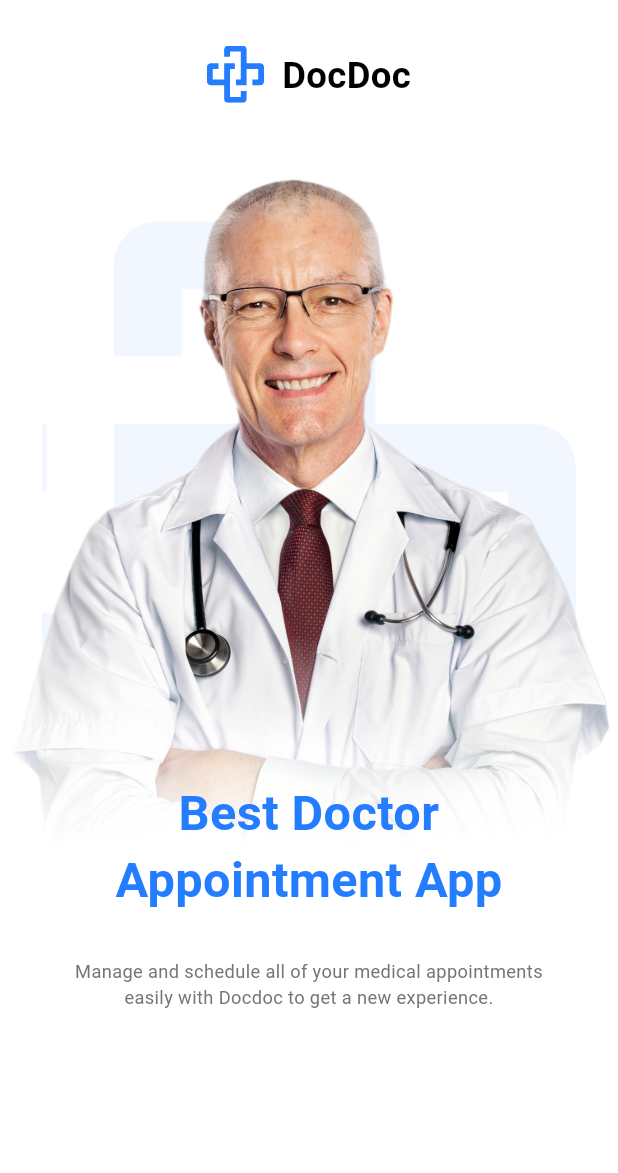
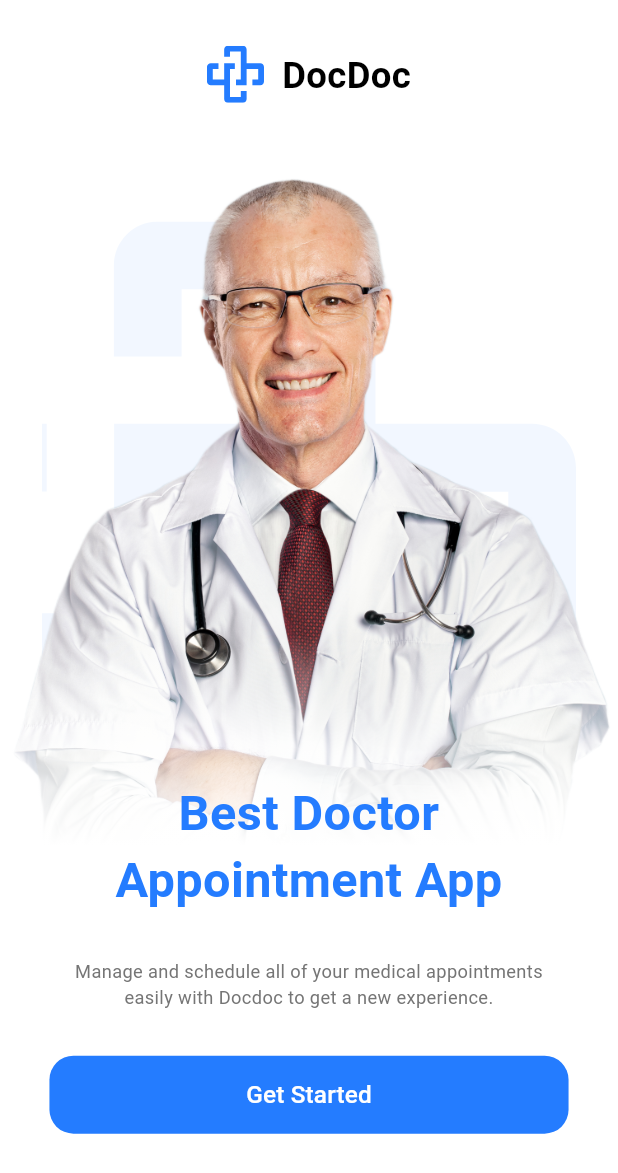
Before and after one commit to Abdelfatah-Darwish/clinic-hub, a Flutter app: the screen it shows after launch, on a phone screen of 412 x 824 dp. Shown: the top 1173 px of the screen. Run offline on Flutter 3.47's test engine with Material 3 defaults, Android fonts, the phone set to English and light mode, and no system bars; our stand-ins replace flutter_screenutil, flutter_svg.

Commit message:
✨ feat: add Get Sarted button

```diff
--- a/lib/core/routing/app_router.dart
+++ b/lib/core/routing/app_router.dart
@@ -1,4 +1,5 @@
 import 'package:doctor_appointment_v2/core/routing/routes.dart';
+import 'package:doctor_appointment_v2/features/login/login_screen.dart';
 import 'package:doctor_appointment_v2/features/onboarding/onboarding_screen.dart';
 import 'package:flutter/material.dart';
 
@@ -10,19 +11,19 @@ class AppRouter {
     switch (settings.name) {
       case Routes.onBoardingScreen:
         return MaterialPageRoute(builder: (_) => const OnboardingScreen());
-      // case Routes.loginScreen:
-      //   return MaterialPageRoute(builder: const LoginScreen());
+      case Routes.loginScreen:
+        return MaterialPageRoute(builder: (_) => const LoginScreen());
 
       // case Routes.signUpScreen:
       //   return MaterialPageRoute(builder: const SignupScreen());
       // case Routes.homeScreen:
       //   return MaterialPageRoute(builder: const HomeScreen());
       default:
-        return MaterialPageRoute(builder: (_) => Scaffold(
-          body: Center(
-            child: Text('No route defined for ${settings.name}'),
+        return MaterialPageRoute(
+          builder: (_) => Scaffold(
+            body: Center(child: Text('No route defined for ${settings.name}')),
           ),
-        ),);
+        );
     }
   }
 }
--- a/lib/features/onboarding/onboarding_screen.dart
+++ b/lib/features/onboarding/onboarding_screen.dart
@@ -1,6 +1,7 @@
 import 'package:doctor_appointment_v2/core/theming/styles.dart';
 import 'package:doctor_appointment_v2/features/onboarding/widgets/doc_logo_and_name.dart';
 import 'package:doctor_appointment_v2/features/onboarding/widgets/doctor_image_and_text.dart';
+import 'package:doctor_appointment_v2/features/onboarding/widgets/get_started_button.dart';
 import 'package:flutter/material.dart';
 import 'package:flutter_screenutil/flutter_screenutil.dart';
 
@@ -30,6 +31,7 @@ class OnboardingScreen extends StatelessWidget {
                     overflow: TextOverflow.ellipsis,
                   ),
                 ),
+                GetStartedButton(),
               ],
             ),
           ),
--- /dev/null
+++ b/lib/features/onboarding/widgets/get_started_button.dart
@@ -0,0 +1,32 @@
+import 'package:doctor_appointment_v2/core/helpers/extensions.dart';
+import 'package:doctor_appointment_v2/core/theming/colors.dart';
+import 'package:doctor_appointment_v2/core/theming/styles.dart';
+import 'package:flutter/material.dart';
+import 'package:flutter_screenutil/flutter_screenutil.dart';
+
+import '../../../core/routing/routes.dart';
+
+class GetStartedButton extends StatelessWidget {
+  const GetStartedButton({super.key});
+
+  @override
+  Widget build(BuildContext context) {
+    return Padding(
+      padding: EdgeInsets.symmetric(horizontal: 30.w, vertical: 30.h),
+      child: TextButton(
+        onPressed: () {
+          context.pushNamed(Routes.loginScreen);
+        },
+        style: ButtonStyle(
+          backgroundColor: WidgetStateProperty.all(ColorsManager.mainBlue),
+          tapTargetSize: MaterialTapTargetSize.shrinkWrap,
+          minimumSize: WidgetStateProperty.all(const Size(double.infinity, 52)),
+          shape: WidgetStateProperty.all(
+            RoundedRectangleBorder(borderRadius: BorderRadius.circular(16)),
+          ),
+        ),
+        child: Text('Get Started', style: TextStyles.font16WhiteMedium),
+      ),
+    );
+  }
+}
```
Also changed, not shown: lib/features/login/login_screen.dart (added, +13 -0 lines).
